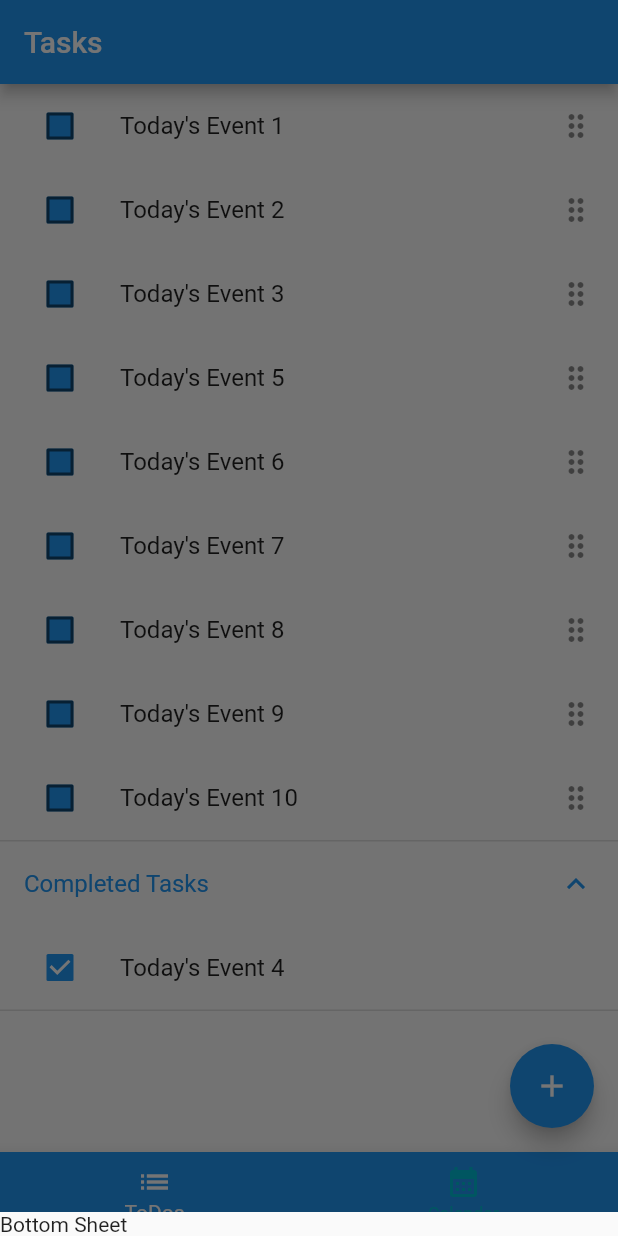
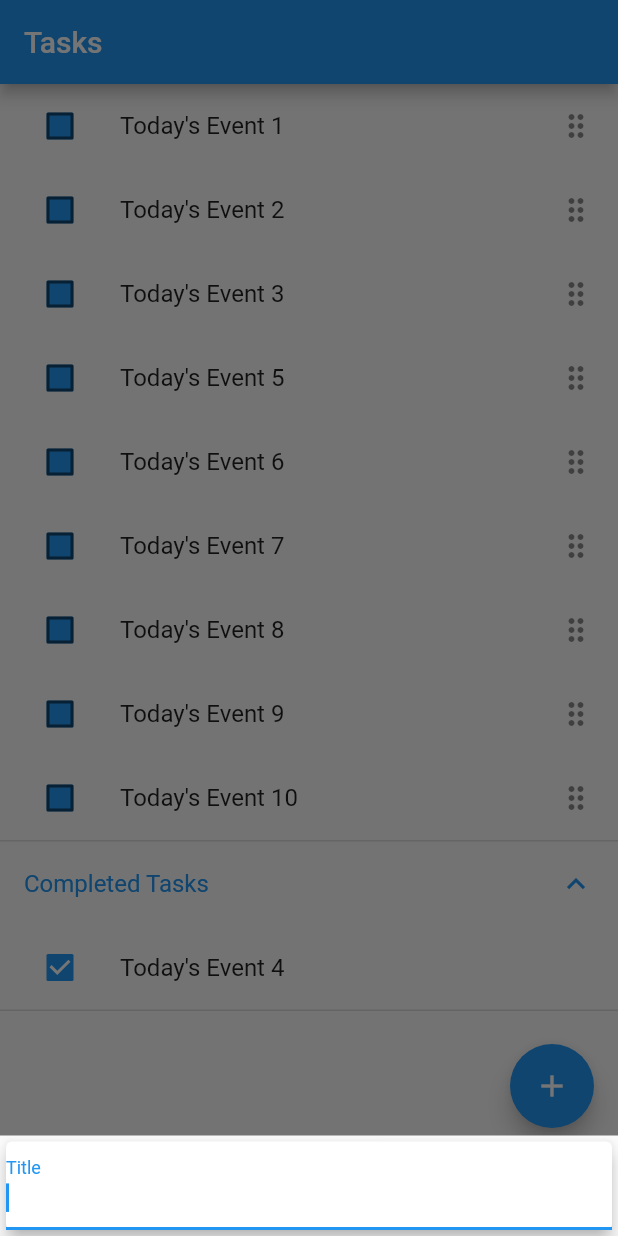
Before and after one commit to dondonjedd/ToDo-Vimigo-App, a Flutter app: the screen it shows after launch, after a tap on the "add" icon, on a phone screen of 412 x 824 dp. Run offline on Flutter 3.47's test engine with Material 2 defaults, Android fonts, the phone set to English and light mode, and no system bars; our stand-ins replace table_calendar.

Commit message:
show bottom sheet on top of keyboard

```diff
--- /dev/null
+++ b/lib/Views/Widgets/addTask_bottomSheet.dart
@@ -0,0 +1,36 @@
+import 'package:flutter/material.dart';
+
+class AddNewTask extends StatelessWidget {
+  AddNewTask({super.key});
+
+  final _titleController = TextEditingController();
+
+  submitData() {
+    final enteredTitle = _titleController.text;
+
+    if (enteredTitle.isEmpty) {
+      return;
+    }
+
+
+  }
+
+  @override
+  Widget build(BuildContext context) {
+    return Card(
+      elevation: 5,
+      child: Container(
+        padding:
+            EdgeInsets.only(bottom: MediaQuery.of(context).viewInsets.bottom),
+        child: Column(mainAxisSize: MainAxisSize.min, children: [
+          TextField(
+            decoration: const InputDecoration(labelText: "Title"),
+            autofocus: true,
+            controller: _titleController,
+            onSubmitted: (_) => submitData(),
+          ),
+        ]),
+      ),
+    );
+  }
+}
--- a/lib/Views/tabsScreen.dart
+++ b/lib/Views/tabsScreen.dart
@@ -1,6 +1,7 @@
 import 'package:flutter/material.dart';
 import 'package:provider/provider.dart';
 import 'package:todo_vimigo_app/Models/tasks.dart';
+import 'package:todo_vimigo_app/Views/Widgets/addTask_bottomSheet.dart';
 import 'package:todo_vimigo_app/Views/calendarScreen.dart';
 import 'package:todo_vimigo_app/Views/todoScreen.dart';
 
@@ -27,9 +28,10 @@ class _TabsScreenState extends State<TabsScreen> {
 
   startAddTaskBottomSheet(ctx) {
     showModalBottomSheet(
+        isScrollControlled: true,
         context: ctx,
         builder: (_) {
-          return const Text("Bottom Sheet");
+          return AddNewTask();
         });
   }
 
```
